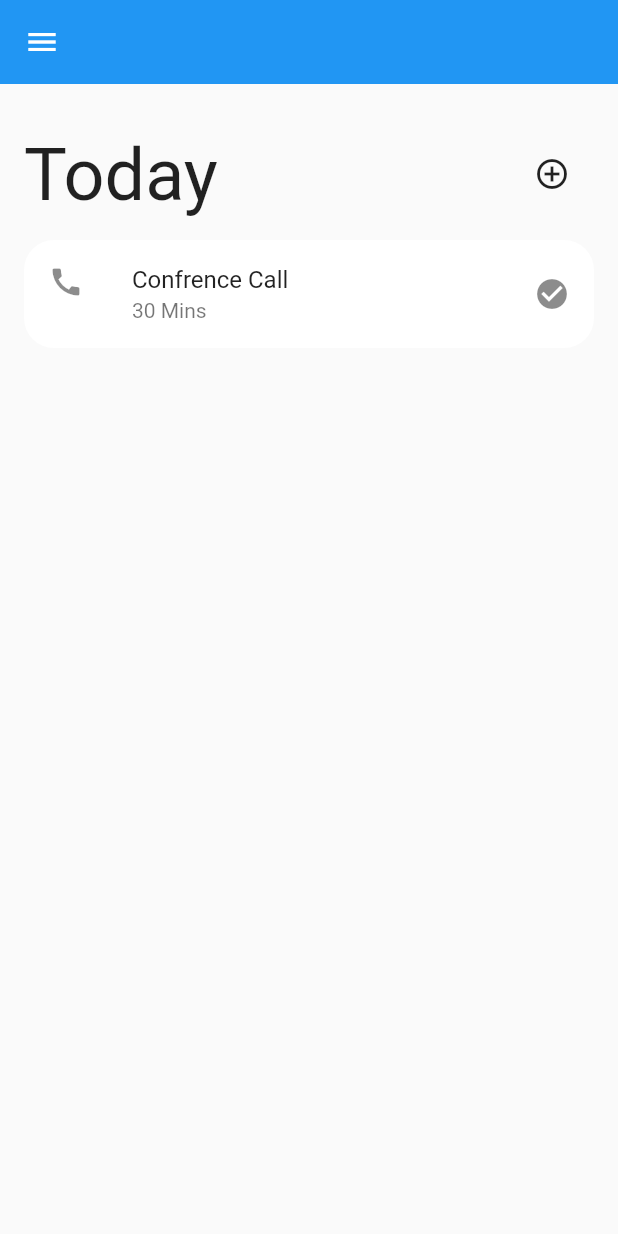
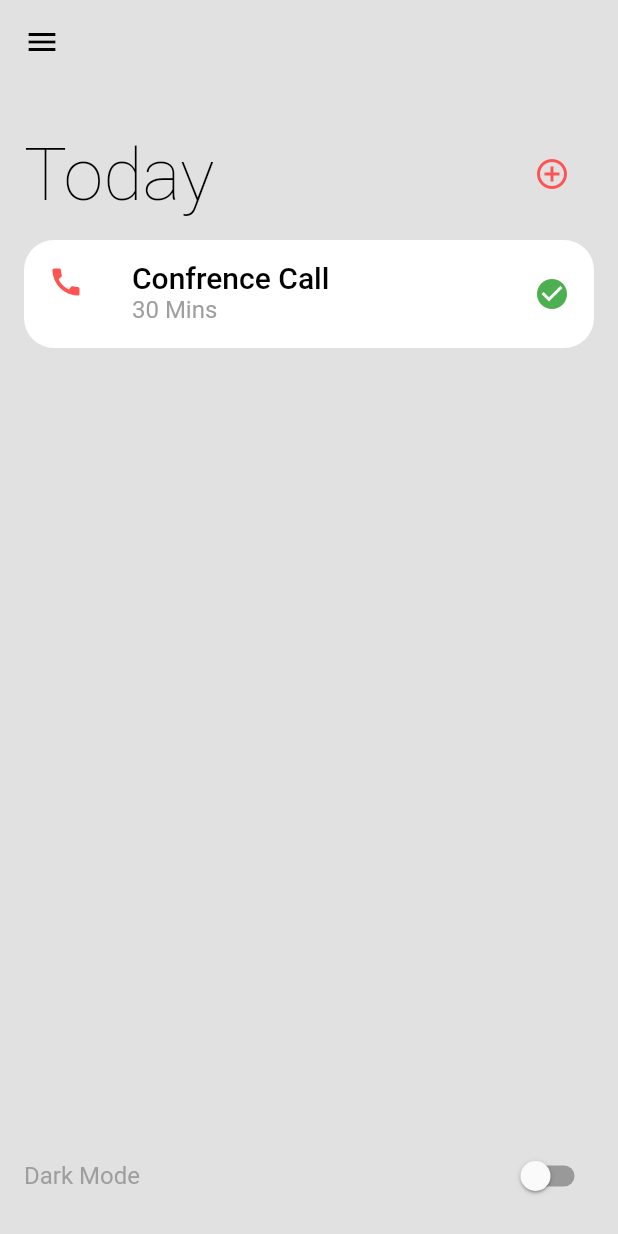
Before and after one commit to imsks/base_app_with_theming_flutter, a Flutter app: the screen it shows after launch, on a phone screen of 412 x 824 dp. Run offline on Flutter 3.47's test engine with Material 2 defaults, Android fonts, the phone set to English and light mode, and no system bars.

Commit message:
added dark mode with provider

```diff
--- /dev/null
+++ b/lib/app_state.dart
@@ -0,0 +1,11 @@
+import 'package:flutter/material.dart';
+
+class AppState extends ChangeNotifier {
+  bool isDarkMode = false;
+
+  void updateTheme(bool isDarkMode) {
+    this.isDarkMode = isDarkMode;
+
+    notifyListeners();
+  }
+}
--- a/lib/app_theme.dart
+++ b/lib/app_theme.dart
@@ -0,0 +1,96 @@
+import 'package:flutter/material.dart';
+
+class AppTheme {
+  AppTheme._();
+
+  static Color _iconColor = Colors.redAccent.shade200;
+
+  static const Color _lightPrimaryColor = Colors.white;
+  static const Color _lightPrimaryVariantColor = Color(0XFFE1E1E1);
+
+  static const Color _lightSecondaryColor = Colors.green;
+  static const Color _lightOnPrimaryColor = Colors.black;
+
+  static const Color _darkPrimaryColor = Colors.black;
+  static const Color _darkSecondaryColor = Colors.white;
+  static const Color _darkOnPrimaryColor = Colors.white;
+
+  static final ThemeData lightTheme = ThemeData(
+    scaffoldBackgroundColor: _lightPrimaryVariantColor,
+    appBarTheme: AppBarTheme(
+      color: _lightPrimaryVariantColor,
+      iconTheme: IconThemeData(
+        color: _lightOnPrimaryColor,
+      ),
+    ),
+    colorScheme: ColorScheme.light(
+      primary: _lightPrimaryColor,
+      primaryVariant: _lightPrimaryVariantColor,
+      secondary: _lightSecondaryColor,
+      onPrimary: _lightOnPrimaryColor,
+    ),
+    iconTheme: IconThemeData(
+      color: _iconColor,
+    ),
+    textTheme: _lightTextTheme,
+  );
+
+  static final ThemeData darkTheme = ThemeData(
+    scaffoldBackgroundColor: _darkPrimaryColor,
+    appBarTheme: AppBarTheme(
+      color: _darkPrimaryColor,
+      iconTheme: IconThemeData(
+        color: _darkOnPrimaryColor,
+      ),
+    ),
+    colorScheme: ColorScheme.dark(
+      primary: Colors.white24,
+      secondary: _darkSecondaryColor,
+      onPrimary: _darkOnPrimaryColor,
+    ),
+    iconTheme: IconThemeData(
+      color: _iconColor,
+    ),
+    textTheme: _darkTextTheme,
+  );
+
+  static final TextTheme _lightTextTheme = TextTheme(
+    headline1: _lightScreenHeadingTextStyle,
+    bodyText1: _lightScreenTaskNameTextStyle,
+    bodyText2: _lightScreenTaskDurationTextStyle,
+  );
+
+  static final TextTheme _darkTextTheme = TextTheme(
+    headline1: _darkScreenHeadingTextStyle,
+    bodyText1: _darkScreenTaskNameTextStyle,
+    bodyText2: _darkScreenTaskDurationTextStyle,
+  );
+
+  static final TextStyle _lightScreenHeadingTextStyle = TextStyle(
+    fontSize: 48,
+    color: _lightOnPrimaryColor,
+  );
+
+  static final TextStyle _lightScreenTaskNameTextStyle = TextStyle(
+    fontSize: 20,
+    color: _lightOnPrimaryColor,
+  );
+
+  static final TextStyle _lightScreenTaskDurationTextStyle = TextStyle(
+    fontSize: 16,
+    color: Colors.grey,
+  );
+
+  static final TextStyle _darkScreenHeadingTextStyle =
+      _lightScreenHeadingTextStyle.copyWith(
+    color: _darkOnPrimaryColor,
+  );
+
+  static final TextStyle _darkScreenTaskNameTextStyle =
+      _lightScreenTaskNameTextStyle.copyWith(
+    color: _darkOnPrimaryColor,
+  );
+
+  static final TextStyle _darkScreenTaskDurationTextStyle =
+      _lightScreenTaskDurationTextStyle;
+}
--- a/lib/main.dart
+++ b/lib/main.dart
@@ -1,24 +1,33 @@
+import 'package:base_app_with_dark_theme/app_state.dart';
+import 'package:base_app_with_dark_theme/app_theme.dart';
 import 'package:flutter/cupertino.dart';
 import 'package:flutter/material.dart';
+import 'package:provider/provider.dart';
 
 void main() {
-  runApp(MyApp());
+  runApp(
+    ChangeNotifierProvider<AppState>(
+      child: MyApp(),
+      create: (context) => AppState(),
+    ),
+  );
 }
 
 class MyApp extends StatelessWidget {
   // This widget is the root of your application.
   @override
   Widget build(BuildContext context) {
-    return MaterialApp(
-      debugShowCheckedModeBanner: false,
-      title: 'Flutter Demo',
-      theme: ThemeData(
-        primarySwatch: Colors.blue,
-      ),
-      darkTheme: ThemeData(
-        primarySwatch: Colors.green,
-      ),
-      home: TaskPage(),
+    return Consumer<AppState>(
+      builder: (context, appState, child) {
+        return MaterialApp(
+          debugShowCheckedModeBanner: false,
+          title: 'Flutter Demo',
+          theme: AppTheme.lightTheme,
+          darkTheme: AppTheme.darkTheme,
+          themeMode: appState.isDarkMode ? ThemeMode.dark : ThemeMode.light,
+          home: TaskPage(),
+        );
+      },
     );
   }
 }
@@ -51,9 +60,7 @@ class TaskPage extends StatelessWidget {
               children: [
                 Text(
                   'Today',
-                  style: TextStyle(
-                    fontSize: 48,
-                  ),
+                  style: Theme.of(context).textTheme.headline1,
                 ),
                 Icon(Icons.add_circle_outline)
               ],
@@ -74,13 +81,45 @@ class TaskPage extends StatelessWidget {
                 horizontal: 16,
               ),
               child: ListTile(
-                leading: Icon(Icons.call),
-                title: Text('Confrence Call'),
-                subtitle: Text('30 Mins'),
-                trailing: Icon(Icons.check_circle),
+                leading: Icon(
+                  Icons.call,
+                  color: Theme.of(context).iconTheme.color,
+                ),
+                title: Text(
+                  'Confrence Call',
+                  style: Theme.of(context).textTheme.bodyText1,
+                ),
+                subtitle: Text(
+                  '30 Mins',
+                  style: Theme.of(context).textTheme.bodyText2,
+                ),
+                trailing: Icon(
+                  Icons.check_circle,
+                  color: Theme.of(context).colorScheme.secondary,
+                ),
               ),
             ),
           ),
+          Spacer(),
+          Padding(
+            padding: const EdgeInsets.all(16),
+            child: Row(
+              children: [
+                Text(
+                  'Dark Mode',
+                  style: Theme.of(context).textTheme.bodyText2,
+                ),
+                Spacer(),
+                Switch(
+                  value: Provider.of<AppState>(context).isDarkMode,
+                  onChanged: (value) {
+                    Provider.of<AppState>(context, listen: false)
+                        .updateTheme(value);
+                  },
+                ),
+              ],
+            ),
+          )
         ],
       ),
     );
--- a/pubspec.yaml
+++ b/pubspec.yaml
@@ -28,6 +28,7 @@ dependencies:
   # The following adds the Cupertino Icons font to your application.
   # Use with the CupertinoIcons class for iOS style icons.
   cupertino_icons: ^1.0.2
+  provider: ^6.0.0
 
 dev_dependencies:
   flutter_test:
```
Also changed, not shown: pubspec.lock.
